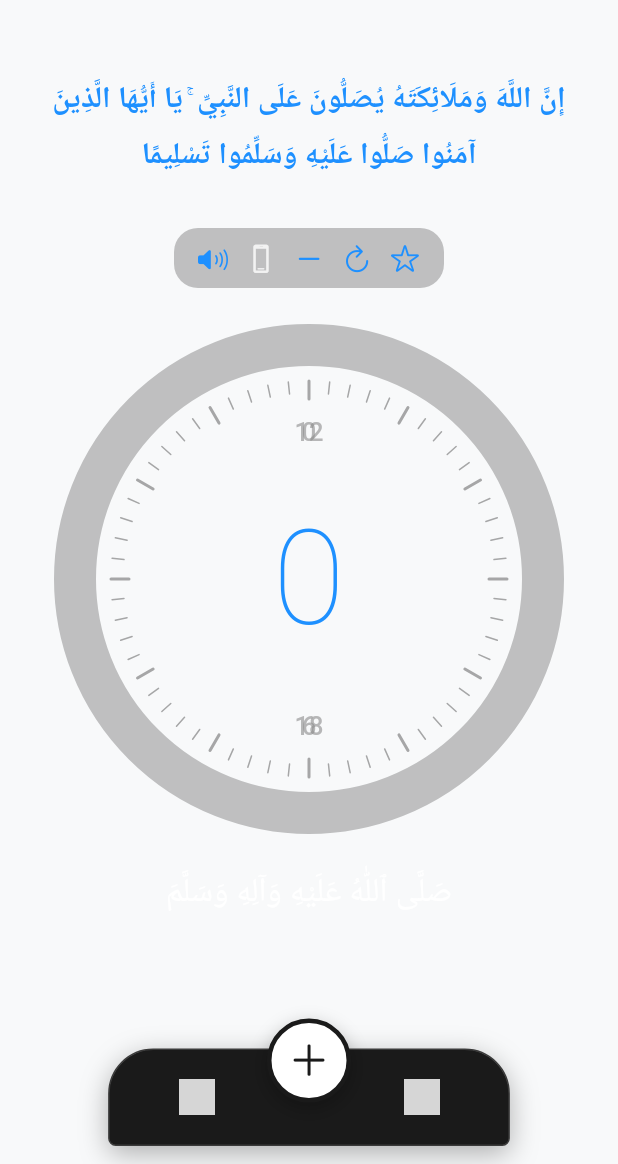
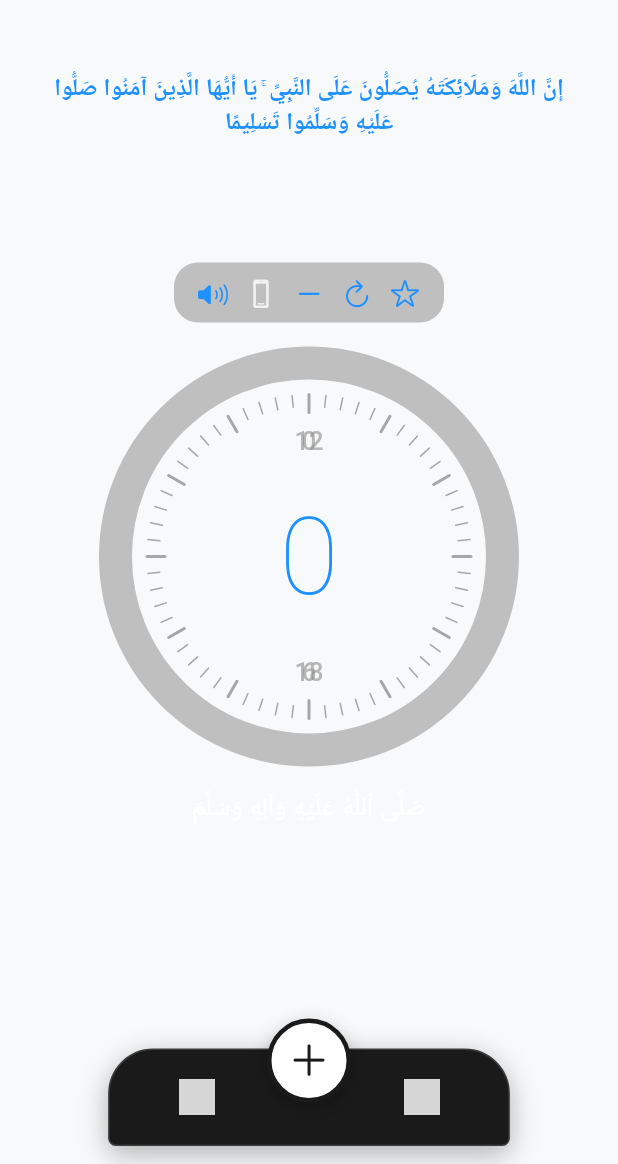
Before and after one commit to ahmed-sufi7/tasbi, a Flutter app: the screen it shows after launch, on a phone screen of 412 x 824 dp, the part 72-1236 px from its top. Run offline on Flutter 3.47's test engine with Material 3 defaults, Android fonts, the phone set to English and light mode, and no system bars; drawn by our look-alikes of google_mobile_ads; our stand-ins replace audioplayers, firebase_core, firebase_messaging, flutter_local_notifications, in_app_purchase, shared_preferences and 2 more; accounts and stored records are empty; network calls fail; grey boxes are pictures that could not be loaded.

Commit message:
counter size

```diff
--- a/lib/screens/counter_screen.dart
+++ b/lib/screens/counter_screen.dart
@@ -275,16 +275,16 @@ class _CounterScreenState extends State<CounterScreen> with TickerProviderStateM
                   'إِنَّ اللَّهَ وَمَلَائِكَتَهُ يُصَلُّونَ عَلَى النَّبِيِّ ۚ يَا أَيُّهَا الَّذِينَ آمَنُوا صَلُّوا عَلَيْهِ وَسَلِّمُوا تَسْلِيمًا',
                   textAlign: TextAlign.center,
                   style: TextStyle(
-                    fontSize: 20,
+                    fontSize: 16,
                     fontWeight: FontWeight.w600,
                     color: const Color(0xFF1E90FF),
-                    height: 1.8,
-                    letterSpacing: 0.3,
+                    height: 1.4,
+                    letterSpacing: 0.2,
                   ),
                 ),
               ),
 
-              const SizedBox(height: 24),
+              const SizedBox(height: 16),
 
             // Counter Display
             Expanded(
@@ -298,7 +298,7 @@ class _CounterScreenState extends State<CounterScreen> with TickerProviderStateM
                         // Horizontal action bar
                         _buildActionBar(theme, counterProvider),
 
-                        const SizedBox(height: 24),
+                        const SizedBox(height: 16),
 
                         // Clock-face progress ring
                         RotationTransition(
@@ -307,8 +307,8 @@ class _CounterScreenState extends State<CounterScreen> with TickerProviderStateM
                             progress: counterProvider.progress,
                             endpointProgress: counterProvider.endpointProgress,
                             currentCount: counterProvider.currentCount,
-                            size: 340,
-                            strokeWidth: 28,
+                            size: 280,
+                            strokeWidth: 22,
                             showClockFace: true,
                             showMilestones: !counterProvider.isUnlimitedMode,
                             milestones: const [100, 300, 500, 1000],
@@ -316,7 +316,7 @@ class _CounterScreenState extends State<CounterScreen> with TickerProviderStateM
                           ),
                         ),
 
-                        const SizedBox(height: 24),
+                        const SizedBox(height: 16),
 
                         // Bottom label
                         _buildBottomLabel(theme, counterProvider, selectedDurood),
@@ -473,11 +473,11 @@ class _CounterScreenState extends State<CounterScreen> with TickerProviderStateM
                 Text(
                   '${counterProvider.currentCount}',
                   style: const TextStyle(
-                    fontSize: 88,
+                    fontSize: 72,
                     fontWeight: FontWeight.w200,
                     color: Color(0xFF1E90FF), // primary_accent from design system
                     fontFeatures: [FontFeature.tabularFigures()],
-                    letterSpacing: -2,
+                    letterSpacing: -1.5,
                     height: 1.0,
                   ),
                 ),
@@ -485,11 +485,11 @@ class _CounterScreenState extends State<CounterScreen> with TickerProviderStateM
                 // Target count (for non-unlimited mode)
                 if (hasTarget)
                   Padding(
-                    padding: const EdgeInsets.only(top: 4),
+                    padding: const EdgeInsets.only(top: 3),
                     child: Text(
                       '/ ${counterProvider.currentSession!.target}',
                       style: const TextStyle(
-                        fontSize: 24, // time_unit size: 24-28px from design system
+                        fontSize: 20, // time_unit size: 24-28px from design system
                         fontWeight: FontWeight.w400,
                         color: Color(0xFF8A8A8A), // text_secondary from design system
                         letterSpacing: 0,
@@ -513,7 +513,7 @@ class _CounterScreenState extends State<CounterScreen> with TickerProviderStateM
       child: Text(
         isUnlimited ? 'صَلَّى ٱللّٰهُ عَلَيْهِ وَآلِهِ وَسَلَّمَ' : selectedDurood!.name,
         style: const TextStyle(
-          fontSize: 22, // bottom_label: 20-24px from design system
+          fontSize: 18, // bottom_label: 20-24px from design system
           fontWeight: FontWeight.w400, // Regular weight
           color: Colors.white,
           letterSpacing: 0.5,
```
